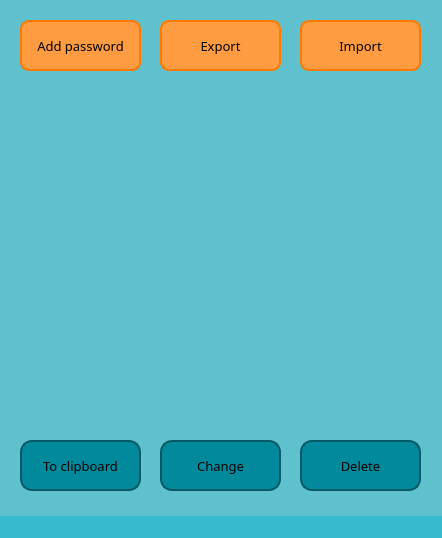
Before: the Qt Designer form main.ui in Onnya/PasswordFind, drawn with Qt 5.
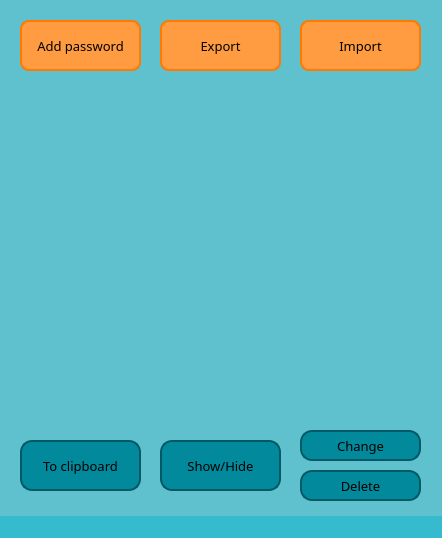
After: the same form once the commit is applied.

Commit message: Show/hide btn added

The edit to the form file:
```diff
--- a/main.ui
+++ b/main.ui
@@ -81,10 +81,10 @@
    <widget class="QPushButton" name="changeBtn">
     <property name="geometry">
      <rect>
-      <x>160</x>
-      <y>440</y>
+      <x>300</x>
+      <y>430</y>
       <width>121</width>
-      <height>51</height>
+      <height>31</height>
      </rect>
     </property>
     <property name="font">
@@ -113,9 +113,9 @@
     <property name="geometry">
      <rect>
       <x>300</x>
-      <y>440</y>
+      <y>470</y>
       <width>121</width>
-      <height>51</height>
+      <height>31</height>
      </rect>
     </property>
     <property name="font">
@@ -226,6 +226,37 @@
      <string>Import</string>
     </property>
    </widget>
+   <widget class="QPushButton" name="showBtn">
+    <property name="geometry">
+     <rect>
+      <x>160</x>
+      <y>440</y>
+      <width>121</width>
+      <height>51</height>
+     </rect>
+    </property>
+    <property name="font">
+     <font>
+      <family>Dubai</family>
+      <pointsize>10</pointsize>
+     </font>
+    </property>
+    <property name="styleSheet">
+     <string notr="true">QPushButton:pressed { background-color: #5DC8CD }
+QPushButton {
+background-color:#03899C;
+border-radius:12px;
+border-style: solid;
+border-color:#015965;
+border-width:2px;}</string>
+    </property>
+    <property name="text">
+     <string>Show/Hide</string>
+    </property>
+    <property name="flat">
+     <bool>false</bool>
+    </property>
+   </widget>
   </widget>
   <widget class="QStatusBar" name="statusbar">
    <property name="styleSheet">
```
